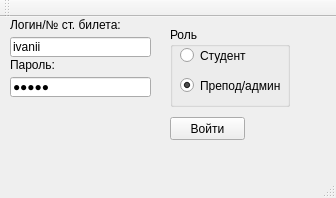
turok-m-a/tester-server, file gui_client/mainwindow.ui: the form before one commit.
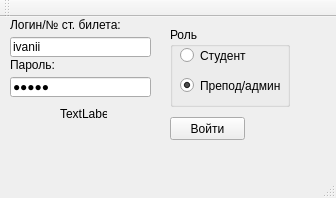
The form after the commit.

Diff of the .ui file:
```diff
--- a/gui_client/mainwindow.ui
+++ b/gui_client/mainwindow.ui
@@ -130,6 +130,19 @@
      <string>Пароль:</string>
     </property>
    </widget>
+   <widget class="QLabel" name="time">
+    <property name="geometry">
+     <rect>
+      <x>60</x>
+      <y>90</y>
+      <width>47</width>
+      <height>13</height>
+     </rect>
+    </property>
+    <property name="text">
+     <string>TextLabel</string>
+    </property>
+   </widget>
   </widget>
   <widget class="QMenuBar" name="menuBar">
    <property name="geometry">
```
